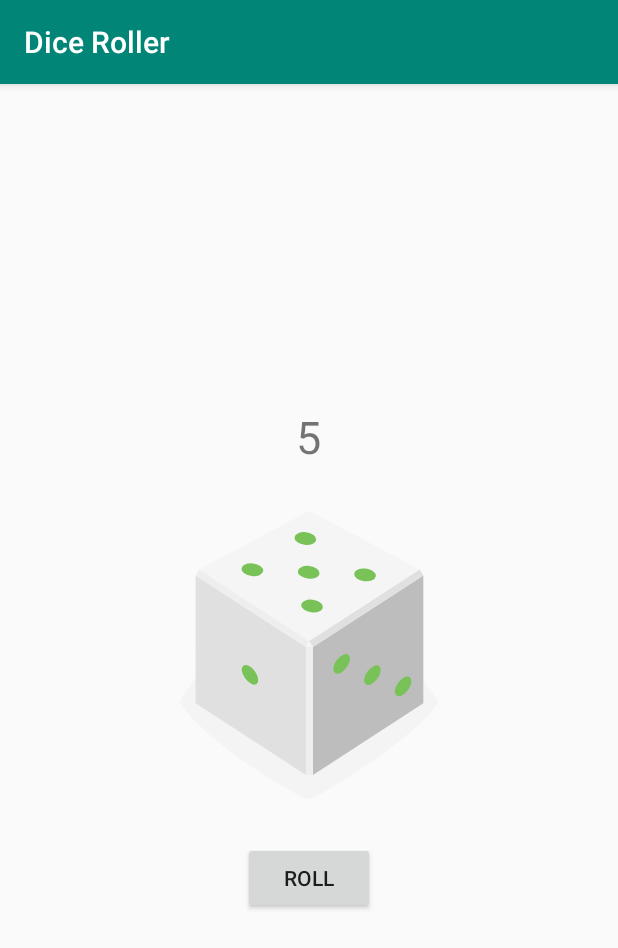
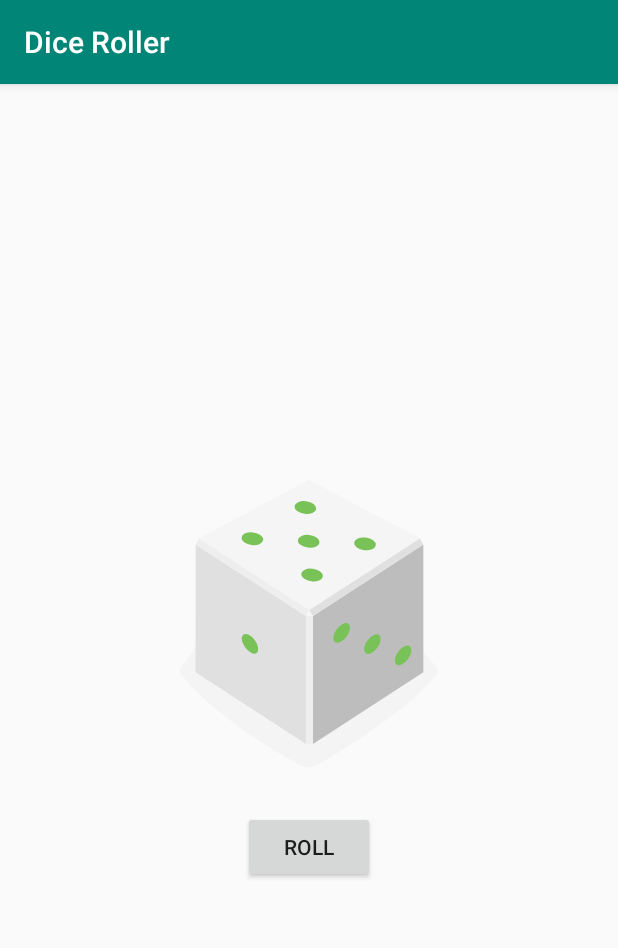
Before and after one commit to arkhabmaulana/DiceRoller, an Android app: the screen it shows after launch (MainActivity), after a tap on "ROLL", on a phone screen of 412 x 824 dp. Shown: the top 948 px of the screen. Run offline under Robolectric (Android 15) with nearby library versions, the phone set to English and light mode, and no system bars.

Commit message:
hapus result text

```diff
--- a/app/src/main/java/com/example/project/diceroller/MainActivity.kt
+++ b/app/src/main/java/com/example/project/diceroller/MainActivity.kt
@@ -3,7 +3,6 @@ package com.example.project.diceroller
 import android.os.Bundle
 import android.widget.Button
 import android.widget.ImageView
-import android.widget.TextView
 import androidx.appcompat.app.AppCompatActivity
 import java.util.*
 
@@ -23,7 +22,7 @@ class MainActivity : AppCompatActivity() {
 
     private fun rollDice() {
 
-        val resultText: TextView = findViewById(R.id.result_text)
+//        val resultText: TextView = findViewById(R.id.result_text)
 
         val randomInt = Random().nextInt(6) + 1
 
@@ -35,7 +34,7 @@ class MainActivity : AppCompatActivity() {
             5 -> R.drawable.dice_5
             else -> R.drawable.dice_6
         }
-        resultText.text = randomInt.toString()
+//        resultText.text = randomInt.toString()
         diceImage.setImageResource(drawableResource)
 
     }
--- a/app/src/main/res/layout/activity_main.xml
+++ b/app/src/main/res/layout/activity_main.xml
@@ -7,13 +7,13 @@
     android:orientation="vertical"
     tools:context=".MainActivity">
 
-    <TextView
-        android:id="@+id/result_text"
-        android:layout_width="wrap_content"
-        android:layout_height="wrap_content"
-        android:layout_gravity="center_horizontal"
-        android:textSize="30sp"
-        android:text="1" />
+    <!--    <TextView-->
+    <!--        android:id="@+id/result_text"-->
+    <!--        android:layout_width="wrap_content"-->
+    <!--        android:layout_height="wrap_content"-->
+    <!--        android:layout_gravity="center_horizontal"-->
+    <!--        android:textSize="30sp"-->
+    <!--        android:text="1" />-->
 
     <ImageView
         android:id="@+id/dice_image"
```
